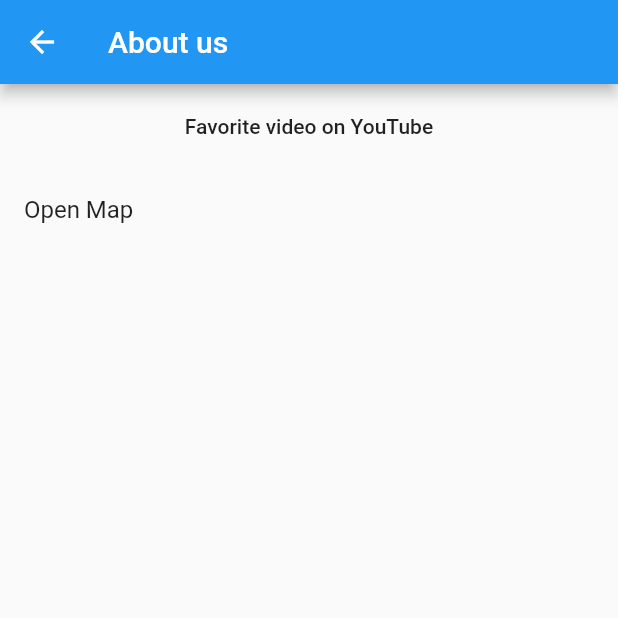
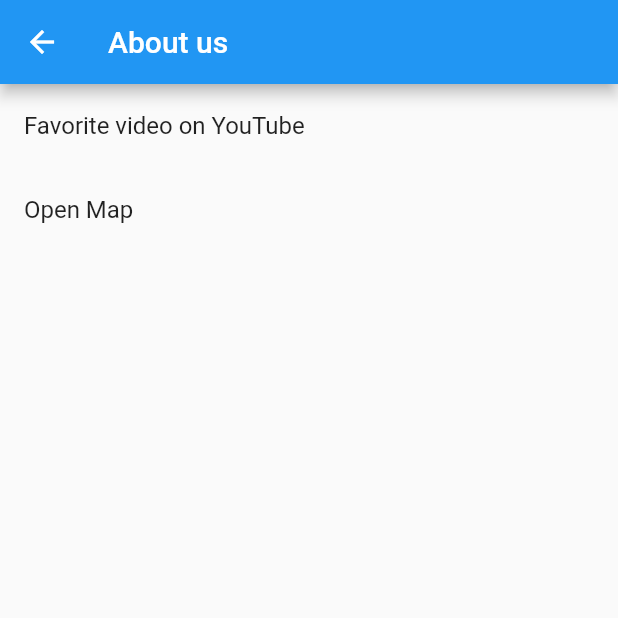
Before and after one commit to KostyaNechvolod/login_app, a Flutter app: the HomeScreen screen opened directly, item 2 of the bottom bar chosen, in the side drawer, after a tap on "About us", on a phone screen of 412 x 824 dp, the top half of it. Run offline on Flutter 3.47's test engine with Material 2 defaults, Android fonts, the phone set to English and light mode, and no system bars; our stand-ins replace bloc, firebase_auth, flutter_bloc, flutter_swiper, google_maps_flutter, google_sign_in and 3 more; accounts and stored records are empty; generated files the repository leaves out were written again; statements that could not run were skipped.

```diff
--- /dev/null
+++ b/lib/net_utils.dart
@@ -0,0 +1,12 @@
+import 'package:url_launcher/url_launcher.dart';
+
+
+class NetUtils{
+   static void loadWebSite(String url) async {
+    if (await canLaunch("http://$url")) {
+      await launch("http://$url");
+    } else {
+      throw 'Could not launch $url';
+    }
+  }
+}
--- a/lib/screens/about_us_screen.dart
+++ b/lib/screens/about_us_screen.dart
@@ -1,8 +1,7 @@
 import 'package:flutter/material.dart';
 
-import 'package:url_launcher/url_launcher.dart';
-
 import 'package:login_app/screens/map_screen.dart';
+import 'package:login_app/net_utils.dart';
 
 
 class AboutUsScreen extends StatelessWidget {
@@ -15,11 +14,8 @@ class AboutUsScreen extends StatelessWidget {
       body: Column(
         children: <Widget>[
           ListTile(
-            title: FlatButton(
-                onPressed: () {
-                  loadWebSite();
-                },
-                child: Text('Favorite video on YouTube')),
+            title: Text('Favorite video on YouTube'),
+            onTap: () => NetUtils.loadWebSite('youtu.be/hA0hrpR-o8U'),
           ),
           ListTile(
             title: Text('Open Map'),
@@ -30,13 +26,4 @@ class AboutUsScreen extends StatelessWidget {
       ),
     );
   }
-
-  void loadWebSite() async {
-    String url = 'youtu.be/hA0hrpR-o8U';
-    if (await canLaunch("https://$url")) {
-      await launch("https://$url");
-    } else {
-      throw 'Could not launch $url';
-    }
-  }
 }
--- a/lib/screens/account_screen.dart
+++ b/lib/screens/account_screen.dart
@@ -22,31 +22,6 @@ class AccountScreen extends StatelessWidget {
     );
   }
 }
-
-/*class AccountScreen extends StatefulWidget {
-  @override
-  _AccountScreenState createState() => _AccountScreenState();
-}
-
-class _AccountScreenState extends State<AccountScreen> {
-  @override
-  Widget build(BuildContext context) {
-    return Scaffold(
-      appBar: AppBar(
-        title: Text('Account'),
-        actions: <Widget>[
-          IconButton(
-            icon: Icon(Icons.save),
-            onPressed: () {
-              Navigator.of(context).pop(HomeScreen());
-            },
-          )
-        ],
-      ),
-      body: AccountBody(),
-    );
-  }
-}*/
 
 class AccountBody extends StatefulWidget {
   @override
--- a/lib/screens/home_screen.dart
+++ b/lib/screens/home_screen.dart
@@ -40,7 +40,28 @@ class _HomeScreenState extends State<HomeScreen> {
             ),
           ],
         ),
-        drawer: Drawer(
+        drawer: _getDrawer(authenticationBloc),
+        body: page[_currentPage],
+        bottomNavigationBar: BottomNavigationBar(
+          onTap: (page) => setState(() {
+                _currentPage = page;
+              }),
+          currentIndex: _currentPage,
+          items: [
+            BottomNavigationBarItem(
+              icon: Icon(Icons.accessibility_new),
+              title: Text('Sport'),
+            ),
+            BottomNavigationBarItem(
+              icon: Icon(Icons.clear_all),
+              title: Text('Leagues'),
+            )
+          ],
+        ));
+  }
+
+  Widget _getDrawer(AuthenticationBloc authenticationBloc) {
+    return Drawer(
       child: ListView(
         children: <Widget>[
           UserAccountsDrawerHeader(
@@ -55,8 +76,8 @@ class _HomeScreenState extends State<HomeScreen> {
           ),
           ListTile(
             title: Text('About us'),
-                onTap: () => Navigator.of(context).push(
-                    MaterialPageRoute(builder: (context) => AboutUsScreen())),
+            onTap: () => Navigator.of(context)
+                .push(MaterialPageRoute(builder: (context) => AboutUsScreen())),
           ),
           ListTile(
             title: Text('Log out'),
@@ -66,19 +87,6 @@ class _HomeScreenState extends State<HomeScreen> {
           )
         ],
       ),
-        ),
-        body: page[_currentPage],
-        bottomNavigationBar: BottomNavigationBar(
-          onTap: (page) => setState(() {
-                _currentPage = page;
-              }),
-          currentIndex: _currentPage,
-          items: [
-            BottomNavigationBarItem(
-                icon: Icon(Icons.accessibility_new), title: Text('Sport')),
-            BottomNavigationBarItem(
-                icon: Icon(Icons.clear_all), title: Text('Leagues'))
-          ],
-        ));
+    );
   }
 }
--- a/lib/screens/league_screen.dart
+++ b/lib/screens/league_screen.dart
@@ -47,8 +47,8 @@ class _LeagueListState extends State<LeagueList> {
             children: <Widget>[
               Row(
                 children: <Widget>[
-                  Expanded(flex: 6, child: showCountry()),
-                  Expanded(flex: 6, child: showSport()),
+                  Expanded(flex: 6, child: _getCountry()),
+                  Expanded(flex: 6, child: _getSport()),
                 ],
               ),
               Center(
@@ -66,8 +66,8 @@ class _LeagueListState extends State<LeagueList> {
           children: <Widget>[
             Row(
               children: <Widget>[
-                Expanded(flex: 6, child: showCountry()),
-                Expanded(flex: 6, child: showSport()),
+                Expanded(flex: 6, child: _getCountry()),
+                Expanded(flex: 6, child: _getSport()),
               ],
             ),
             Expanded(
@@ -91,7 +91,7 @@ class _LeagueListState extends State<LeagueList> {
     );
   }
 
-  Widget showSport() {
+  Widget _getSport() {
     return Padding(
       padding: EdgeInsets.symmetric(horizontal: 10, vertical: 10),
       child: BlocBuilder(
@@ -127,9 +127,9 @@ class _LeagueListState extends State<LeagueList> {
     return listDrops;
   }
 
-  Widget showCountry() {
+  Widget _getCountry() {
     return FutureBuilder(
-        future: listDrop(),
+        future: _getCountriesDropDownMenuItem(),
         builder: (BuildContext context, AsyncSnapshot snapshot) {
           return Container(
             child: snapshot.hasData
@@ -153,7 +153,7 @@ class _LeagueListState extends State<LeagueList> {
         });
   }
 
-  Future<List<DropdownMenuItem<String>>> listDrop() async {
+  Future<List<DropdownMenuItem<String>>> _getCountriesDropDownMenuItem() async {
     var data = await DefaultAssetBundle.of(context)
         .loadString("assets/countries.json");
     var jsonData = json.decode(data);
```
Also changed, not shown: lib/screens/league_info_screen.dart (+14 -28 lines), lib/screens/login_screen.dart (+4 -3 lines), lib/screens/map_screen.dart (+4 -6 lines), lib/screens/sport_info_screen.dart (+10 -7 lines), lib/screens/team_info_screen.dart (+74 -126 lines). Lines whose indentation alone changed are shown as unchanged.
